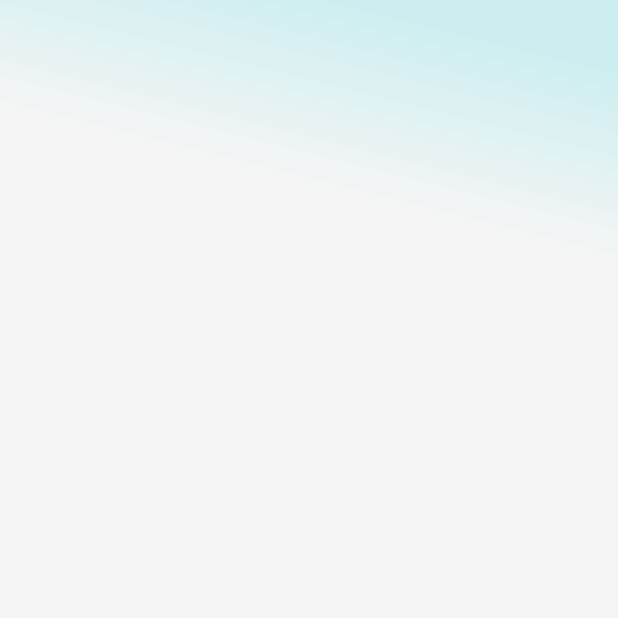
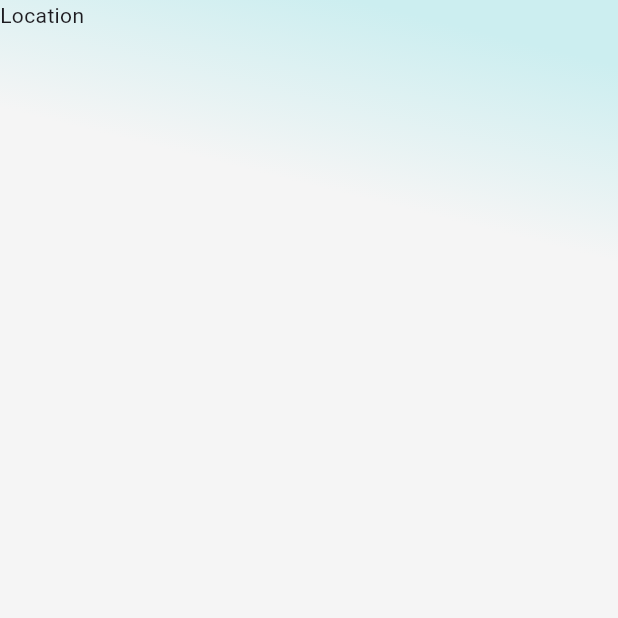
Before and after one commit to JAICHANGPARK/flutter_notebook_chapter_49, a Flutter app: the RealEstateHomePage screen opened directly, on a phone screen of 412 x 824 dp, the top half of it. Run offline on Flutter 3.47's test engine with Material 3 defaults, Android fonts, the phone set to English and light mode, and no system bars; our stand-ins replace dots_indicator, gap, google_fonts.

Commit message:
Update real_estate_home_page.dart

```diff
--- a/lib/ep2472_real_estate_app/ui/real_estate_home_page.dart
+++ b/lib/ep2472_real_estate_app/ui/real_estate_home_page.dart
@@ -28,13 +28,33 @@ class _RealEstateHomePageState extends State<RealEstateHomePage> {
               ),
             ),
           ),
-          Positioned(child: Column(
+          Positioned(
+            child: Column(
+              crossAxisAlignment: CrossAxisAlignment.start,
+              children: [
+                Row(
+                  children: [
+                    Container(
+                      decoration: ShapeDecoration(
+                        shape: StadiumBorder(),
+                        color: Colors.white,
+                      ),
+                    ),
+                    Column(
+                      children: [
+                        Text("Location"),
+                        Row(
+                          children: [
 
-            crossAxisAlignment: CrossAxisAlignment.start,
-            children: [
-
-
-          ],))
+                          ],
+                        )
+                      ],
+                    )
+                  ],
+                ),
+              ],
+            ),
+          ),
         ],
       ),
     );
```
